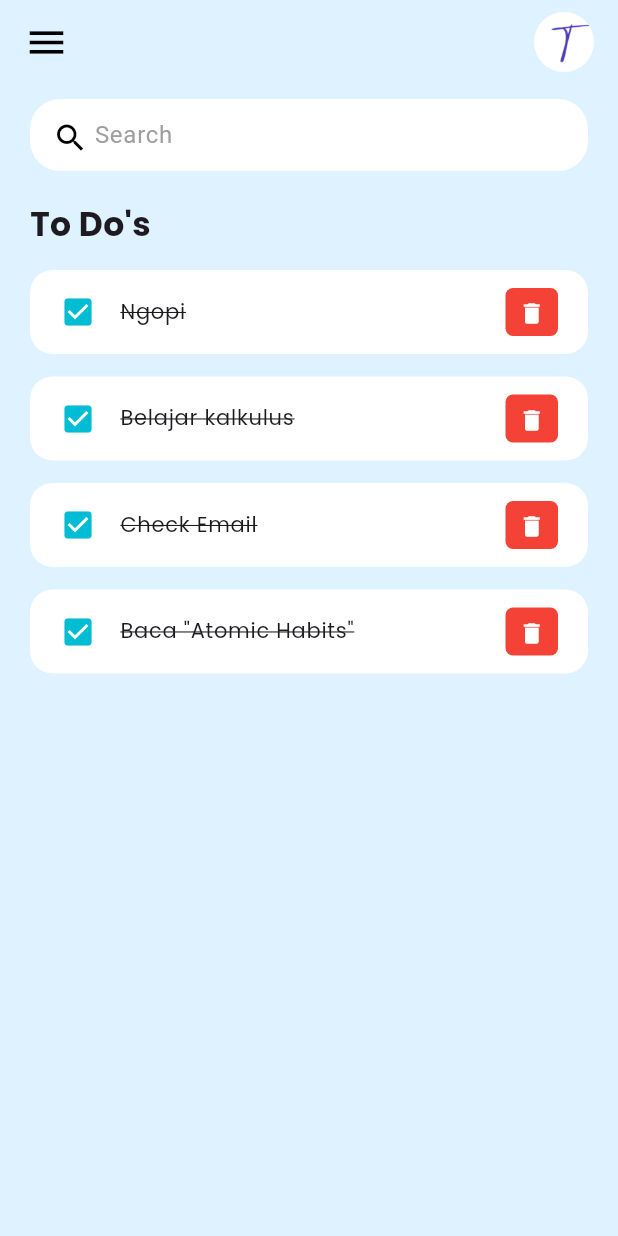
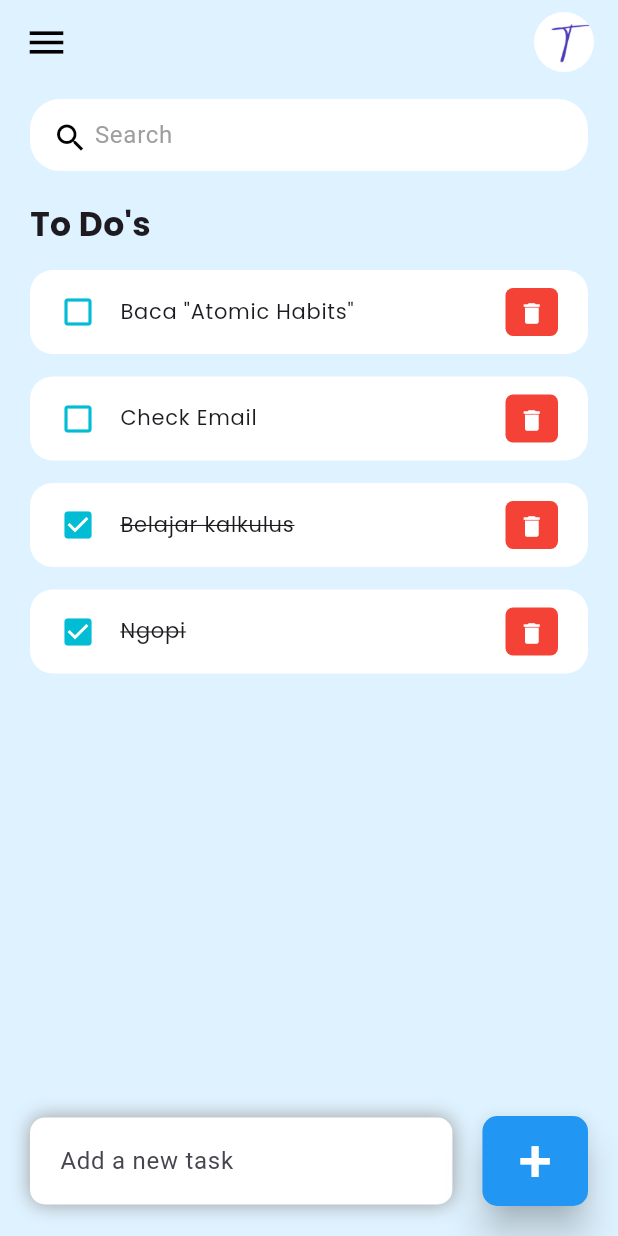
Before and after one commit to fideligo/simple_todolist, a Flutter app: the screen it shows after launch, after a tap on "testing", on a phone screen of 412 x 824 dp. Run offline on Flutter 3.47's test engine with Material 3 defaults, Android fonts, the phone set to English and light mode, and no system bars.

Commit message:
belajar todolist dari youtube, full copy

```diff
--- a/lib/model/todo.dart
+++ /dev/null
@@ -1,20 +0,0 @@
-class ToDo {
-  String id;
-  String todoText;
-  bool isDone;
-
-  ToDo({
-    required this.id,
-    required this.todoText,
-    this.isDone = false,
-  });
-
-  static List<ToDo> todoList() {
-    return [
-      ToDo(id: '01', todoText: "Ngopi", isDone: true),
-      ToDo(id: '02', todoText: "Belajar kalkulus", isDone: true),
-      ToDo(id: '03', todoText: "Check Email "),
-      ToDo(id: '04', todoText: 'Baca "Atomic Habits"')
-    ];
-  }
-}
--- /dev/null
+++ b/lib/model/todo_class.dart
@@ -0,0 +1,20 @@
+class ToDoClass {
+  String id;
+  String todoText;
+  bool isDone;
+
+  ToDoClass({
+    required this.id,
+    required this.todoText,
+    this.isDone = false,
+  });
+
+  static List<ToDoClass> todoList() {
+    return [
+      ToDoClass(id: '01', todoText: "Ngopi", isDone: true),
+      ToDoClass(id: '02', todoText: "Belajar kalkulus", isDone: true),
+      ToDoClass(id: '03', todoText: "Check Email "),
+      ToDoClass(id: '04', todoText: 'Baca "Atomic Habits"')
+    ];
+  }
+}
--- a/lib/todolist.dart
+++ b/lib/todolist.dart
@@ -1,37 +1,149 @@
 import 'package:flutter/material.dart';
 import 'package:simple_todolist/widgets/todo_item.dart';
-import 'package:simple_todolist/model/todo.dart';
+import 'package:simple_todolist/model/todo_class.dart';
 
-class Todolistpage extends StatelessWidget {
+class Todolistpage extends StatefulWidget {
   Todolistpage({super.key});
 
-  final todoLists = ToDo.todoList();
+  @override
+  State<Todolistpage> createState() => _TodolistpageState();
+}
+
+class _TodolistpageState extends State<Todolistpage> {
+  final todoLists = ToDoClass.todoList();
+  List<ToDoClass> _foundToDo = [];
+  final _todoController = TextEditingController();
+
+  @override
+  void initState() {
+    _foundToDo = todoLists;
+    super.initState();
+  }
 
   @override
   Widget build(BuildContext context) {
     return Scaffold(
         backgroundColor: const Color.fromARGB(255, 222, 242, 255),
         appBar: _buildAppBar(),
-        body: Container(
-            padding: EdgeInsets.symmetric(vertical: 10, horizontal: 20),
+        body: Stack(
+          children: [
+            Container(
+                padding:
+                    const EdgeInsets.symmetric(vertical: 10, horizontal: 20),
                 child: Column(children: [
-              _searchBox(),
+                  SearchBox(onSearch: _runFilter), // Pass _runFilter here
                   Expanded(
                     child: ListView(
                       children: [
                         Container(
-                        margin: EdgeInsets.only(top: 20, bottom: 15),
-                        child: Text("To Do's",
+                            margin: const EdgeInsets.only(top: 20, bottom: 15),
+                            child: const Text("To Do's",
                                 style: TextStyle(
                                     fontFamily: "Poppins",
                                     fontWeight: FontWeight.bold,
                                     fontSize: 22))),
-                    for (ToDo todoo in todoLists)
-                      ToDoItem(todo: todoo)
+                        for (ToDoClass TodosInsideList in _foundToDo.reversed)
+                          ToDoItem(
+                            todoVariable: TodosInsideList,
+                            onToDoChanged:
+                                _ToDoChangeListener, // Pass function correctly
+                            onDelete: () => _ToDoDelete(TodosInsideList
+                                .id), // Implement delete logic later
+                          )
                       ],
                     ),
                   )
-            ])));
+                ])),
+            Align(
+                alignment: Alignment.bottomCenter,
+                child: Row(
+                  children: [
+                    Expanded(
+                        child: Container(
+                            margin: EdgeInsets.only(
+                                bottom: 20, right: 20, left: 20),
+                            padding: EdgeInsets.symmetric(
+                                horizontal: 20, vertical: 5),
+                            decoration: BoxDecoration(
+                                color: Colors.white,
+                                boxShadow: const [
+                                  BoxShadow(
+                                    color: Colors.grey,
+                                    blurRadius: 10,
+                                    offset: Offset(0.0, 0.0),
+                                    spreadRadius: 0,
+                                  )
+                                ],
+                                borderRadius: BorderRadius.circular(10)),
+                            child: TextField(
+                              controller: _todoController,
+                              decoration: InputDecoration(
+                                  hintText: "Add a new task",
+                                  border: InputBorder.none),
+                            ))),
+                    Container(
+                      margin: EdgeInsets.only(bottom: 20, right: 20),
+                      child: ElevatedButton(
+                        child: Text("+", style: TextStyle(fontSize: 40)),
+                        onPressed: () {
+                          if (_todoController.text.isEmpty) {
+                            _TodoAdd("New Task");
+                          } else {
+                            _TodoAdd(_todoController.text);
+                          }
+                        },
+                        style: ElevatedButton.styleFrom(
+                            backgroundColor: Colors.blue,
+                            foregroundColor: Colors.white,
+                            minimumSize: Size(60, 60),
+                            elevation: 10,
+                            shape: RoundedRectangleBorder(
+                                side: BorderSide.none,
+                                borderRadius: BorderRadius.circular(10))),
+                      ),
+                    )
+                  ],
+                ))
+          ],
+        ));
+  }
+
+  void _ToDoChangeListener(ToDoClass todoParameter) {
+    setState(() {
+      todoParameter.isDone = !todoParameter.isDone;
+    });
+  }
+
+  void _ToDoDelete(String id) {
+    setState(() {
+      todoLists.removeWhere((item) => item.id == id);
+    });
+  }
+
+  void _TodoAdd(String TodoTaskName) {
+    setState(() {
+      todoLists.add(ToDoClass(
+          id: DateTime.now().millisecondsSinceEpoch.toString(),
+          todoText: TodoTaskName));
+    });
+    _todoController.clear();
+  }
+
+  void _runFilter(String enteredKeyword) {
+    List<ToDoClass> results = [];
+    if (enteredKeyword.isEmpty) {
+      results = todoLists;
+    } else {
+      results = todoLists
+          .where((item) => item.todoText!
+              .toLowerCase()
+              .contains(enteredKeyword.toLowerCase()))
+          .toList();
+    }
+
+    setState(() {
+      _foundToDo = results;
+    });
   }
 
   AppBar _buildAppBar() {
@@ -42,7 +154,7 @@ class Todolistpage extends StatelessWidget {
         title: Row(
           mainAxisAlignment: MainAxisAlignment.spaceBetween,
           children: [
-            Icon(Icons.menu, color: Colors.black, size: 30),
+            const Icon(Icons.menu, color: Colors.black, size: 30),
             Container(
                 height: 40,
                 width: 40,
@@ -57,28 +169,35 @@ class Todolistpage extends StatelessWidget {
   }
 }
 
-class _searchBox extends StatelessWidget {
-  const _searchBox({
-    super.key,
-  });
+class SearchBox extends StatefulWidget {
+  final Function(String) onSearch;
+  const SearchBox({super.key, required this.onSearch});
 
+  @override
+  _SearchBoxState createState() => _SearchBoxState();
+}
+
+class _SearchBoxState extends State<SearchBox> {
   @override
   Widget build(BuildContext context) {
     return Container(
-        padding: EdgeInsets.symmetric(
-          horizontal: 15,
+      padding: EdgeInsets.symmetric(horizontal: 15),
+      decoration: BoxDecoration(
+        color: Colors.white,
+        borderRadius: BorderRadius.circular(20),
       ),
-        decoration: BoxDecoration(
-            color: Colors.white, borderRadius: BorderRadius.circular(20)),
-        child: const TextField(
+      child: TextField(
+        onChanged: (value) =>
+            widget.onSearch(value), // Call the search function
         decoration: InputDecoration(
           contentPadding: EdgeInsets.all(0),
           prefixIcon: Icon(Icons.search, color: Colors.black),
-              prefixIconConstraints:
-                  BoxConstraints(maxHeight: 20, maxWidth: 25),
+          prefixIconConstraints: BoxConstraints(maxHeight: 20, maxWidth: 25),
           hintText: "Search",
           hintStyle: TextStyle(color: Colors.grey),
-              border: InputBorder.none),
-        ));
+          border: InputBorder.none,
+        ),
+      ),
+    );
   }
 }
--- a/lib/widgets/todo_item.dart
+++ b/lib/widgets/todo_item.dart
@@ -1,45 +1,57 @@
 import 'package:flutter/material.dart';
-import 'package:simple_todolist/model/todo.dart';
+import 'package:simple_todolist/model/todo_class.dart';
 
 class ToDoItem extends StatelessWidget {
-  final ToDo todo;
+  final ToDoClass todoVariable;
+  final Function(ToDoClass) onToDoChanged; // Define function type
+  final VoidCallback onDelete; // Define as VoidCallback
 
-  const ToDoItem({super.key, required this.todo});
+  const ToDoItem({
+    super.key,
+    required this.todoVariable,
+    required this.onToDoChanged,
+    required this.onDelete,
+  });
 
   @override
   Widget build(BuildContext context) {
     return Container(
-      margin: EdgeInsets.only(bottom: 15),
+      margin: const EdgeInsets.only(bottom: 15),
       child: ListTile(
         onTap: () {
-          print("Clicked");
+          onToDoChanged(todoVariable); // Call function with todo object
         },
-        contentPadding: EdgeInsets.symmetric(
-          horizontal: 20,
-        ),
+        contentPadding: const EdgeInsets.symmetric(horizontal: 20),
         shape: RoundedRectangleBorder(borderRadius: BorderRadius.circular(15)),
         tileColor: Colors.white,
-        leading: Icon(Icons.check_box, color: Colors.cyan),
-        title: Text(todo.todoText,
+        leading: Icon(
+          todoVariable.isDone ? Icons.check_box : Icons.check_box_outline_blank,
+          color: Colors.cyan,
+        ),
+        title: Text(
+          todoVariable.todoText,
           style: TextStyle(
             fontSize: 14,
             fontFamily: 'Poppins',
-                decoration: TextDecoration.lineThrough)),
+            decoration: todoVariable.isDone ? TextDecoration.lineThrough : null,
+          ),
+        ),
         trailing: Container(
-            padding: EdgeInsets.all(0),
-            margin: EdgeInsets.symmetric(vertical: 12),
+          padding: const EdgeInsets.all(0),
+          margin: const EdgeInsets.symmetric(vertical: 12),
           height: 35,
           width: 35,
           decoration: BoxDecoration(
-                color: Colors.red, borderRadius: BorderRadius.circular(5)),
+            color: Colors.red,
+            borderRadius: BorderRadius.circular(5),
+          ),
           child: IconButton(
             color: Colors.white,
             iconSize: 18,
             icon: const Icon(Icons.delete),
-              onPressed: () {
-                print("Clicked delete");
-              },
-            )),
+            onPressed: onDelete, // Call delete function
+          ),
+        ),
       ),
     );
   }
```
Also changed, not shown: pubspec.lock, 126 other files. Lines whose indentation alone changed are shown as unchanged.
